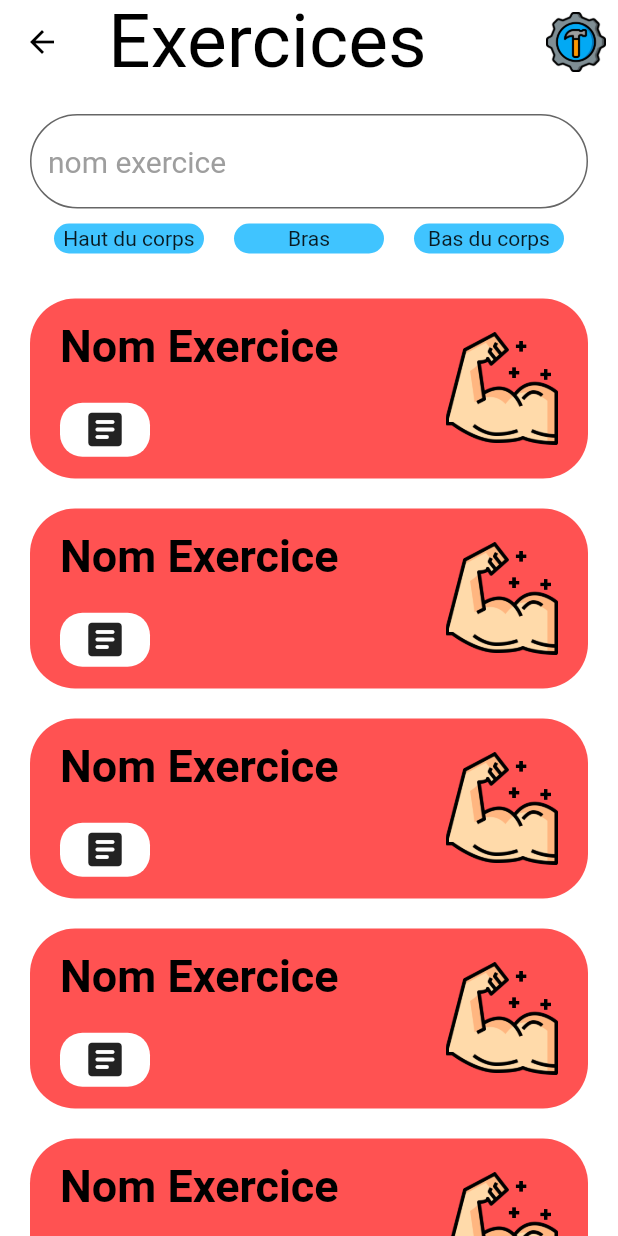
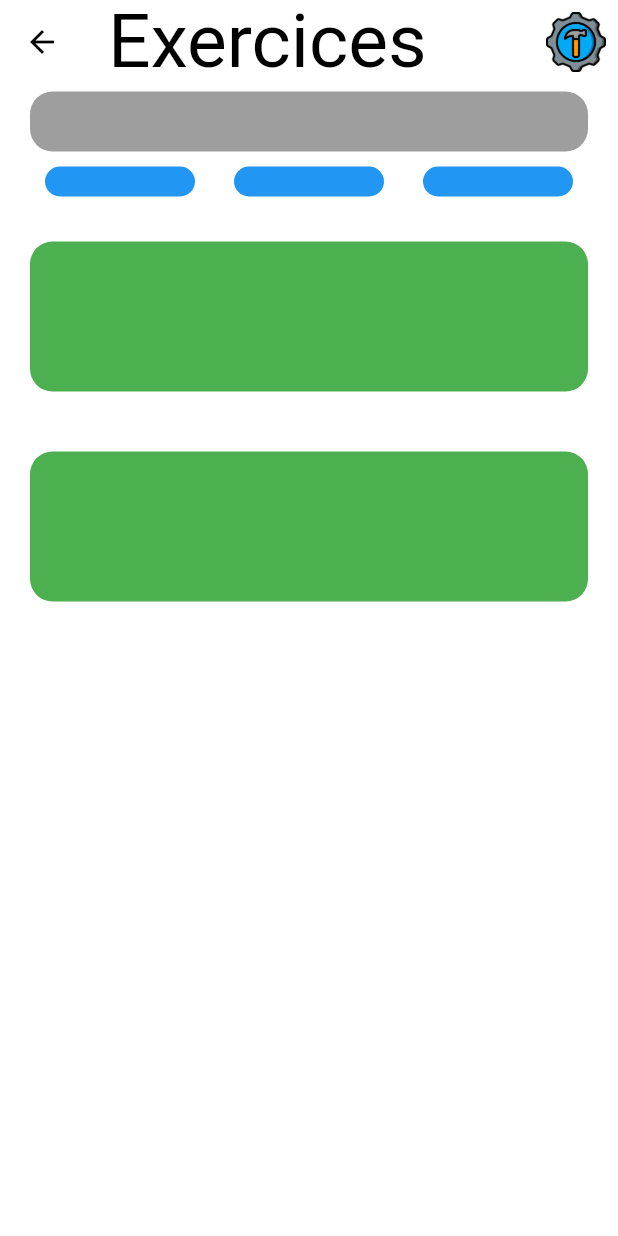
Before and after one commit to maoakeEnterprise/appsportproject, a Flutter app: the ExercicesPage screen opened by its route, on a phone screen of 412 x 824 dp. Run offline on Flutter 3.47's test engine with Material 2 defaults, Android fonts, the phone set to English and light mode, and no system bars.

Commit message:
adding my View UI Desing for the EXERCICEPAGE

```diff
--- a/lib/ui/page/exercicespage.dart
+++ b/lib/ui/page/exercicespage.dart
@@ -5,7 +5,7 @@ import '../widgets/widgetboutonexercice.dart';
 import '../widgets/widgetboutonheaderexercice.dart';
 
 class ExercicesPage extends StatelessWidget {
-  const ExercicesPage({Key key}) : super(key: key);
+  ExercicesPage({Key key}) : super(key: key);
 
   @override
   Widget build(BuildContext context) {
@@ -22,56 +22,72 @@ class ExercicesPage extends StatelessWidget {
       backgroundColor: Colors.white,
       body: Column(
         children: [
-          const SizedBox(height: 20,),
-          Row(
-            children: [
-              const SizedBox(width: 20,),
-              Flexible(
-                child: TextField(
-                  cursorColor: Colors.black,
-                  decoration: CustomThemes.textFieldStyle,
-                ),
-              ),
-              const SizedBox(width: 20,),
-            ],
-          ),
-          const SizedBox(height: 10,),
-          Row(
-            children: [
-              const SizedBox(width: 20,),
-              Flexible(
-                child: Row(
-                  mainAxisAlignment: MainAxisAlignment.center,
-                    crossAxisAlignment: CrossAxisAlignment.center,
-                    children: [
-                      ButtonHeaderExercice(text: "Haut du corps",),
-                      const SizedBox(width: 20,),
-                      ButtonHeaderExercice(text: "Bras",),
-                      const SizedBox(width: 20,),
-                      ButtonHeaderExercice(text: "Bas du corps",),
-                    ],
-                  )
-              ),
-              const SizedBox(width: 20,),
-            ],
-          ),
+          searchSection,
+          rowBoutonSection,
           const SizedBox(height: 10,),
           Expanded(
-              child: ListView(
-                shrinkWrap: true,
-                scrollDirection: Axis.vertical,
-                children: [
-                  ButtonExercice(),
-                  ButtonExercice(),
-                  ButtonExercice(),
-                  ButtonExercice(),
-                  ButtonExercice(),
-                  SizedBox(height: 20,)
-                ],
-              )
+            child: ListView.builder(
+              itemCount: 2,
+                itemBuilder: (context,index){
+                return widgetExercice;
+                }
+            )
+          )
+        ],
+      )
+    );
+
+  }
+
+  Widget widgetExercice = Container(
+    margin: const EdgeInsets.all(20),
+    height: 100,
+    decoration: BoxDecoration(
+      color: Colors.green,
+      borderRadius: BorderRadius.circular(15)
+    ),
+  );
+  Widget searchSection = Container(
+    margin: const EdgeInsets.only(top: 5,left: 20,right: 20),
+    padding: const EdgeInsets.all(20),
+    decoration: BoxDecoration(
+      color: Colors.grey,
+      borderRadius: BorderRadius.circular(15),
+    ),
+  );
+
+  Widget rowBoutonSection = Container(
+    margin: const EdgeInsets.only(top: 10,left: 30,right: 30),
+    //color: Colors.redAccent,
+    child: Row(
+      mainAxisAlignment: MainAxisAlignment.spaceBetween,
+      children: [
+        Container(
+          padding: const EdgeInsets.all(10),
+          width: 100,
+          decoration: BoxDecoration(
+              color: Colors.blue,
+              borderRadius: BorderRadius.circular(15)
           ),
-        ],
-      ),
-    );
-  }
+        ),
+        Container(
+          padding: const EdgeInsets.all(10),
+          width: 100,
+          decoration: BoxDecoration(
+              color: Colors.blue,
+              borderRadius: BorderRadius.circular(15)
+          ),
+        ),
+        Container(
+          padding: const EdgeInsets.all(10),
+          width: 100,
+          decoration: BoxDecoration(
+              color: Colors.blue,
+              borderRadius: BorderRadius.circular(15)
+          ),
+        )
+      ],
+    ),
+  );
+
 }
--- a/lib/ui/page/rootview.dart
+++ b/lib/ui/page/rootview.dart
@@ -18,7 +18,7 @@ class RootView extends StatelessWidget {
         "/" :  (context)=>const HomePage(),
         "settings": (context)=>const SettingsPage(),
         "graph": (context)=> const GraphPage(),
-        "exercice": (context)=>const ExercicesPage(),
+        "exercice": (context)=> ExercicesPage(),
       },
     );
   }
```
